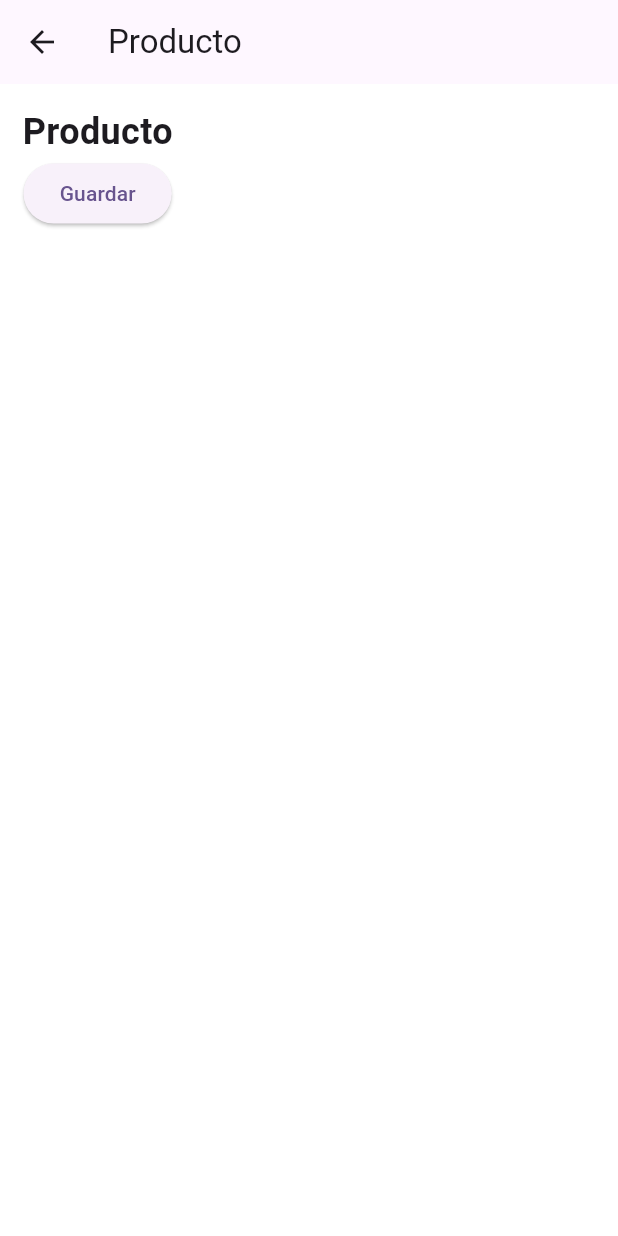
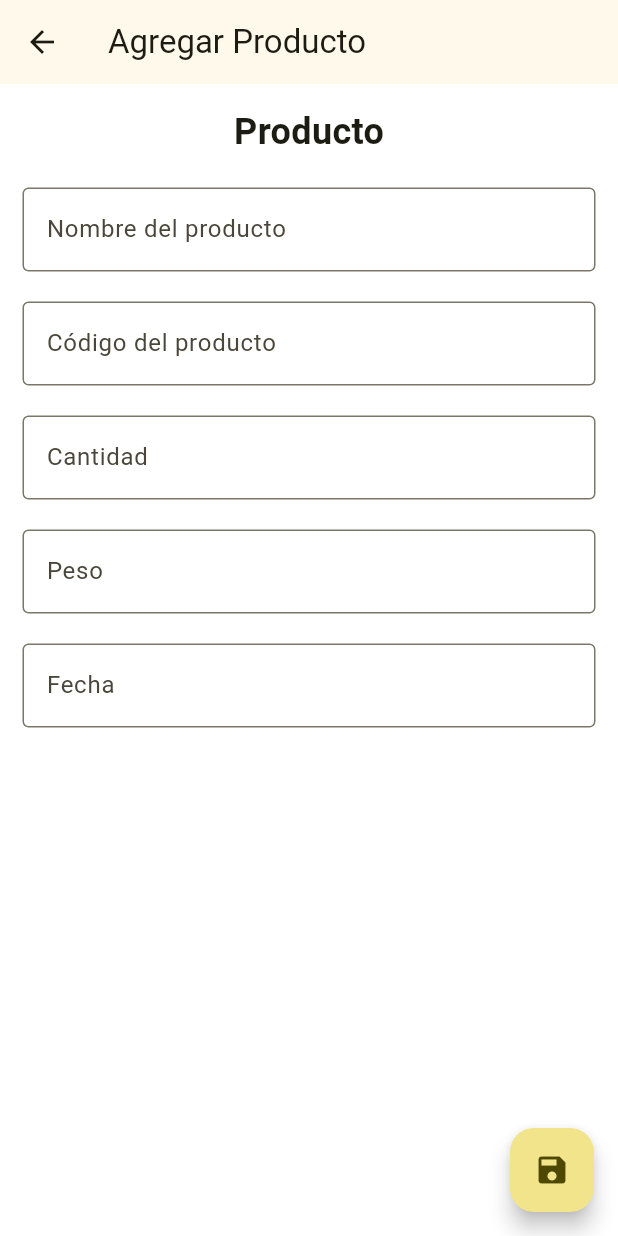
Before and after one commit to LoggyAndroidSoftware/Loggy_Prototyping, a Flutter app: the InventoryScreen screen opened directly, after a tap on the "add" icon, on a phone screen of 412 x 824 dp. Run offline on Flutter 3.47's test engine with Material 3 defaults, Android fonts, the light colour scheme and no system bars.

Commit message:
feat(add product screen): added add product screen

```diff
--- a/Loggy_Prototyping_Project/lib/main.dart
+++ b/Loggy_Prototyping_Project/lib/main.dart
@@ -15,7 +15,7 @@ class MyApp extends StatelessWidget {
     return MaterialApp(
       title: 'Flutter Demo',
       theme: ThemeData(
-        colorScheme: ColorScheme.fromSeed(seedColor: Colors.deepPurple),
+        colorScheme: ColorScheme.fromSeed(seedColor: Colors.yellow),
         useMaterial3: true,
       ),
       home: LoginScreen(),
--- a/Loggy_Prototyping_Project/lib/screens/add_product_screen.dart
+++ b/Loggy_Prototyping_Project/lib/screens/add_product_screen.dart
@@ -1,10 +1,5 @@
 import 'package:flutter/material.dart';
-// datos del product
-// final String name;
-// final String code;
-// final int quantity;
-// final double weight;
-// final DateTime date;
+
 
 class AddProductScreen extends StatelessWidget {
   const AddProductScreen({super.key});
@@ -14,13 +9,13 @@ class AddProductScreen extends StatelessWidget {
     return Scaffold(
       backgroundColor: Colors.white,
       appBar: AppBar(
-        title: const Text('Producto'),
+        title: const Text('Agregar Producto'),
       ),
-      body:  Padding(
-        padding: const EdgeInsets.all(15.0),
+      body: const Padding(
+        padding: EdgeInsets.all(15.0),
         child: Column(
           children: [
-            const Text(
+            Text(
               'Producto',
               style: TextStyle(
                 fontSize: 24,
@@ -28,15 +23,52 @@ class AddProductScreen extends StatelessWidget {
               ),
             ),
 
-            ElevatedButton(
-              onPressed: () {},
-              child: const Text('Guardar'),
+            SizedBox(height: 20),
+            TextField(
+              decoration: InputDecoration(
+                border: OutlineInputBorder(),
+                labelText: 'Nombre del producto',
+              ),
             ),
-
+            SizedBox(height: 20),
+            TextField(
+              decoration: InputDecoration(
+                border: OutlineInputBorder(),
+                labelText: 'Código del producto',
+              ),
+            ),
+            SizedBox(height: 20),
+            TextField(
+              decoration: InputDecoration(
+                border: OutlineInputBorder(),
+                labelText: 'Cantidad',
+              ),
+            ),
+            SizedBox(height: 20),
+            TextField(
+              decoration: InputDecoration(
+                border: OutlineInputBorder(),
+                labelText: 'Peso',
+              ),
+            ),
+            SizedBox(height: 20),
+      //usar un datetimepciker
+            TextField(
+              decoration: InputDecoration(
+                border: OutlineInputBorder(),
+                labelText: 'Fecha',
+              ),
+            ),
 
           ],
         ),
       ),
+      floatingActionButton: FloatingActionButton(
+        onPressed: () {
+          // Add your onPressed code here!
+        },
+        child: const Icon(Icons.save),
+      )
     );
   }
 }
--- a/Loggy_Prototyping_Project/lib/screens/inventory_screen.dart
+++ b/Loggy_Prototyping_Project/lib/screens/inventory_screen.dart
@@ -40,7 +40,8 @@ class InventoryScreen extends StatelessWidget {
               const SizedBox(height: 20,),
               //crear una lista de 5 productos con el widget productt card con productos derivados del petroleo
 
-              ListView(
+              Expanded(
+                child: ListView(
                   shrinkWrap: true,
                   children: const [
                     ProductCard(
@@ -73,6 +74,7 @@ class InventoryScreen extends StatelessWidget {
                   ],
 
                 ),
+              ),
 
             ]
           ),
```
Lines whose indentation alone changed are shown as unchanged.
